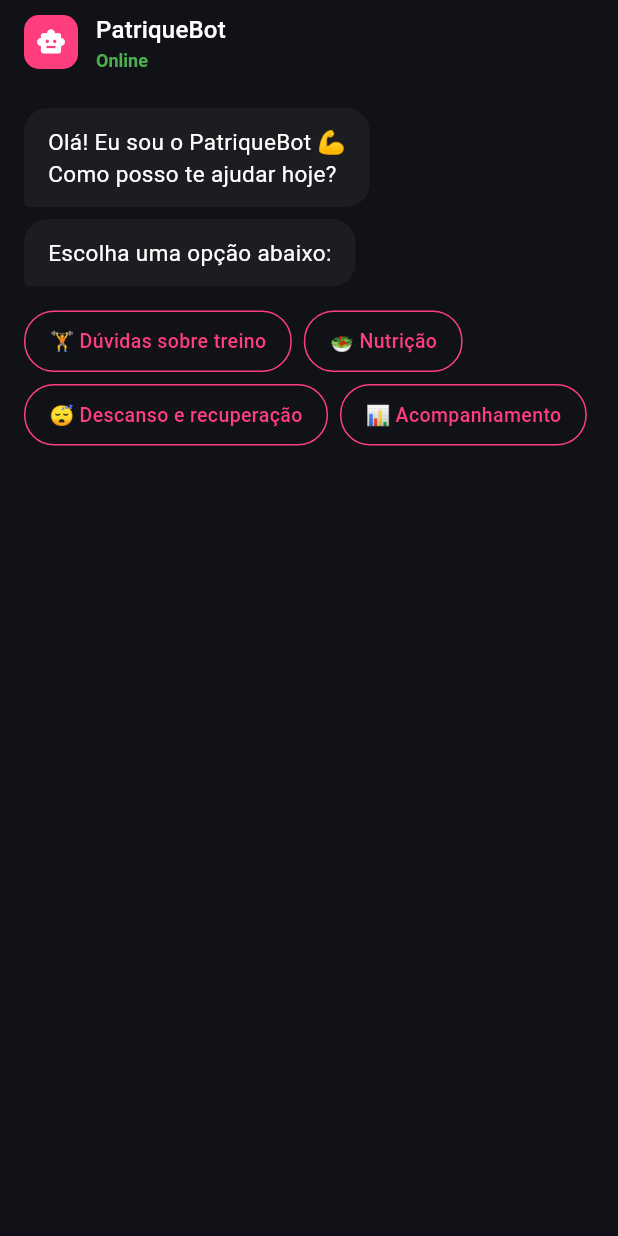
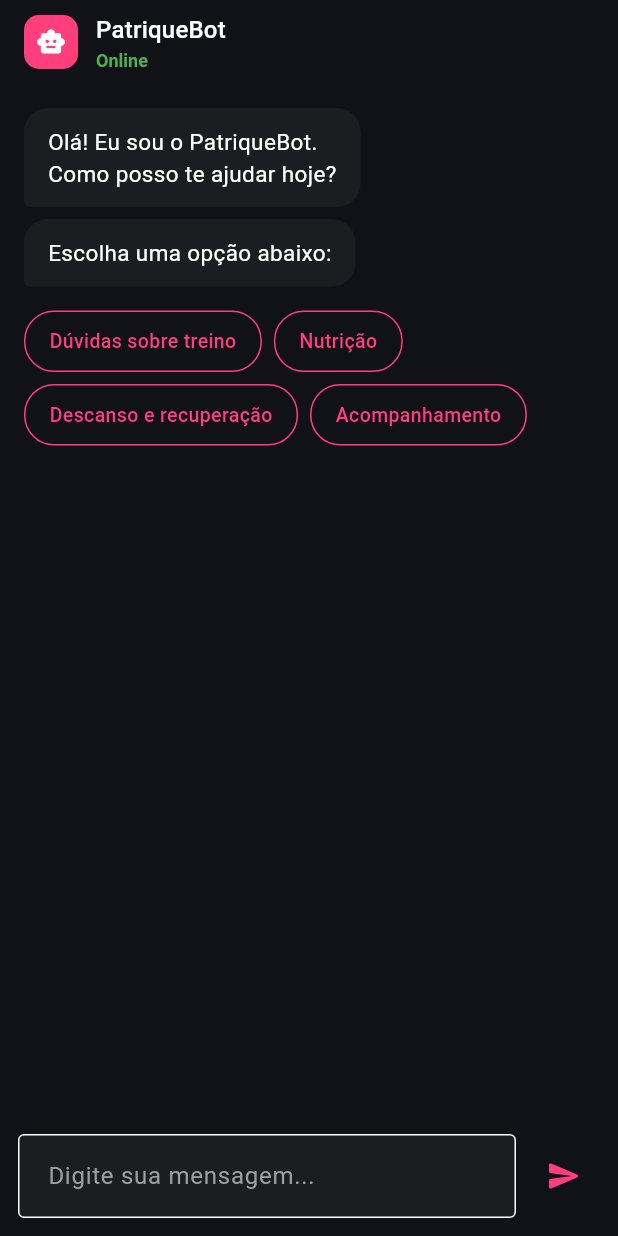
Before and after one commit to victorhasse/patrique_app, a Flutter app: the ChatbotScreen screen opened directly, on a phone screen of 412 x 824 dp. Run offline on Flutter 3.47's test engine with Material 3 defaults, Android fonts, the phone set to English and light mode, and no system bars; our stand-ins replace file_picker, flutter_local_notifications, shared_preferences, shimmer, youtube_player_flutter; accounts and stored records are empty; network calls fail.

Commit message:
fixx: chatbot

```diff
--- a/lib/features/chatbot/chatbot_screen.dart
+++ b/lib/features/chatbot/chatbot_screen.dart
@@ -1,6 +1,9 @@
 import 'package:flutter/material.dart';
+import 'package:shared_preferences/shared_preferences.dart';
+
 import '../../core/theme/app_theme.dart';
 import '../../core/theme_utils.dart';
+import 'chatbot_service.dart';
 
 class ChatbotScreen extends StatefulWidget {
   const ChatbotScreen({super.key});
@@ -12,109 +15,130 @@ class ChatbotScreen extends StatefulWidget {
 class _ChatbotScreenState extends State<ChatbotScreen> {
   final _mensagemController = TextEditingController();
   final _scrollController = ScrollController();
+  final ChatbotService _service = ChatbotService.instance;
+  bool _loading = false;
+  String? _userEmail;
 
   final List<Map<String, dynamic>> _mensagens = [
     {
-      'texto': 'Olá! Eu sou o PatriqueBot 💪\nComo posso te ajudar hoje?',
+      'texto': 'Olá! Eu sou o PatriqueBot.\nComo posso te ajudar hoje?',
       'isBot': true,
     },
   ];
 
-  // Árvore de decisões
-  final Map<String, dynamic> _arvore = {
+  final Map<String, dynamic> _fallbackTree = {
     'inicio': {
       'mensagem': 'Escolha uma opção abaixo:',
-      'opcoes': ['🏋️ Dúvidas sobre treino', '🥗 Nutrição', '😴 Descanso e recuperação', '📊 Acompanhamento'],
-    },
-    '🏋️ Dúvidas sobre treino': {
-      'mensagem': 'Qual sua dúvida sobre treino?',
-      'opcoes': ['Como montar uma série?', 'Quantas vezes treinar por semana?', 'Como evoluir no treino?'],
-    },
-    '🥗 Nutrição': {
-      'mensagem': 'O que você quer saber sobre nutrição?',
-      'opcoes': ['O que comer antes do treino?', 'O que comer depois do treino?', 'Quanto de proteína por dia?'],
-    },
-    '😴 Descanso e recuperação': {
-      'mensagem': 'O que você quer saber sobre recuperação?',
-      'opcoes': ['Quantas horas dormir?', 'O que é overtraining?', 'Quando posso treinar com dor muscular?'],
-    },
-    '📊 Acompanhamento': {
-      'mensagem': 'O que deseja acompanhar?',
-      'opcoes': ['Ver meu progresso', 'Meus treinos da semana', 'Meu streak atual'],
-    },
-    'Como montar uma série?': {
-      'mensagem': 'Para iniciantes, recomendo:\n\n• 3 séries de 12 repetições\n• Descanso de 60 segundos\n• Foco na técnica antes do peso\n\nQuer saber mais alguma coisa?',
-      'opcoes': ['Voltar ao início', 'Quantas vezes treinar por semana?'],
-    },
-    'Quantas vezes treinar por semana?': {
-      'mensagem': 'Depende do seu nível:\n\n• Iniciante: 3x por semana\n• Intermediário: 4x por semana\n• Avançado: 5-6x por semana\n\nSempre respeitando o descanso!',
-      'opcoes': ['Voltar ao início', 'Como evoluir no treino?'],
-    },
-    'Como evoluir no treino?': {
-      'mensagem': 'A chave é a sobrecarga progressiva:\n\n• Aumente o peso gradualmente\n• Adicione mais repetições\n• Reduza o tempo de descanso\n• Varie os exercícios a cada 4-6 semanas',
-      'opcoes': ['Voltar ao início', 'Quantas vezes treinar por semana?'],
-    },
-    'O que comer antes do treino?': {
-      'mensagem': 'Ideal comer 1-2h antes:\n\n• Carboidratos de fácil digestão\n• Banana com pasta de amendoim\n• Pão integral com ovo\n• Aveia com frutas\n\nEvite gorduras e fibras em excesso!',
-      'opcoes': ['Voltar ao início', 'O que comer depois do treino?'],
-    },
-    'O que comer depois do treino?': {
-      'mensagem': 'Até 1h após o treino:\n\n• Proteína para recuperação muscular\n• Frango com arroz e legumes\n• Atum com batata doce\n• Whey protein com fruta\n\nEsse é o momento mais importante!',
-      'opcoes': ['Voltar ao início', 'Quanto de proteína por dia?'],
-    },
-    'Quanto de proteína por dia?': {
-      'mensagem': 'A recomendação geral é:\n\n• 1.6g a 2.2g por kg de peso corporal\n• Exemplo: 70kg = 112g a 154g/dia\n• Distribua em 4-5 refeições\n\nConsulte um nutricionista para orientação personalizada!',
-      'opcoes': ['Voltar ao início', 'O que comer antes do treino?'],
-    },
-    'Quantas horas dormir?': {
-      'mensagem': 'O sono é fundamental para os resultados:\n\n• Mínimo de 7-8 horas por noite\n• É durante o sono que o músculo cresce\n• Evite telas 1h antes de dormir\n• Mantenha horários regulares',
-      'opcoes': ['Voltar ao início', 'O que é overtraining?'],
-    },
-    'O que é overtraining?': {
-      'mensagem': 'Overtraining é o excesso de treino:\n\n• Queda no desempenho\n• Cansaço excessivo\n• Irritabilidade\n• Dificuldade para dormir\n\nSe identificar esses sinais, descanse por 1 semana!',
-      'opcoes': ['Voltar ao início', 'Quando posso treinar com dor muscular?'],
-    },
-    'Quando posso treinar com dor muscular?': {
-      'mensagem': 'Depende do tipo de dor:\n\n• Dor muscular tardia (DOMS): pode treinar outro grupo muscular\n• Dor articular ou aguda: PARE e descanse\n• Dor leve: ok treinar com intensidade reduzida\n\nSempre ouça seu corpo!',
-      'opcoes': ['Voltar ao início', 'O que é overtraining?'],
-    },
-    'Ver meu progresso': {
-      'mensagem': 'Você está indo muito bem! 🎉\n\n• Streak atual: 7 dias 🔥\n• Treinos esse mês: 18\n• Grupo favorito: Peito e Tríceps\n\nContinue assim!',
-      'opcoes': ['Voltar ao início', 'Meus treinos da semana'],
-    },
-    'Meus treinos da semana': {
-      'mensagem': 'Sua semana até agora:\n\n✅ Segunda — Peito e Tríceps\n✅ Terça — Costas e Bíceps\n✅ Quarta — Pernas\n✅ Quinta — Ombros\n✅ Sexta — Cardio\n⬜ Sábado\n⬜ Domingo',
-      'opcoes': ['Voltar ao início', 'Meu streak atual'],
-    },
-    'Meu streak atual': {
-      'mensagem': '🔥 Seu streak atual é de 7 dias!\n\nVocê está entre os 10% mais consistentes da plataforma. Continue treinando amanhã para manter!',
-      'opcoes': ['Voltar ao início', 'Ver meu progresso'],
+      'opcoes': [
+        'Dúvidas sobre treino',
+        'Nutrição',
+        'Descanso e recuperação',
+        'Acompanhamento',
+      ],
     },
     'Voltar ao início': {
       'mensagem': 'Claro! Como posso te ajudar?',
-      'opcoes': ['🏋️ Dúvidas sobre treino', '🥗 Nutrição', '😴 Descanso e recuperação', '📊 Acompanhamento'],
+      'opcoes': [
+        'Dúvidas sobre treino',
+        'Nutrição',
+        'Descanso e recuperação',
+        'Acompanhamento',
+      ],
     },
   };
 
-  void _responderOpcao(String opcao) {
+  @override
+  void initState() {
+    super.initState();
+    _loadUserAndStart();
+  }
+
+  Future<void> _loadUserAndStart() async {
+    final prefs = await SharedPreferences.getInstance();
+    _userEmail = prefs.getString('user_email');
+    await _responderOpcao('inicio', exibirMensagemUsuario: false);
+  }
+
+  Future<void> _responderOpcao(
+    String opcao, {
+    bool exibirMensagemUsuario = true,
+  }) async {
+    if (_loading) return;
+
+    if (exibirMensagemUsuario) {
       setState(() {
-      // Mensagem do usuário
         _mensagens.add({'texto': opcao, 'isBot': false});
       });
+    }
 
-    Future.delayed(const Duration(milliseconds: 600), () {
-      final resposta = _arvore[opcao];
-      if (resposta != null) {
+    setState(() {
+      _loading = true;
+    });
+
+    final reply = await _service.reply(option: opcao, email: _userEmail);
+    if (!mounted) return;
+
+    if (reply != null) {
       setState(() {
         _mensagens.add({
-            'texto': resposta['mensagem'],
+          'texto': reply.mensagem,
           'isBot': true,
-            'opcoes': resposta['opcoes'],
+          'opcoes': reply.opcoes,
         });
+        _loading = false;
       });
+      _rolarParaBaixo();
+      return;
     }
+
+    final fallback = _fallbackTree[opcao] ?? _fallbackTree['inicio'];
+    setState(() {
+      _mensagens.add({
+        'texto': fallback['mensagem'],
+        'isBot': true,
+        'opcoes': fallback['opcoes'],
+      });
+      _loading = false;
+    });
     _rolarParaBaixo();
+  }
+
+  Future<void> _enviarTextoLivre() async {
+    final texto = _mensagemController.text.trim();
+    if (texto.isEmpty || _loading) return;
+    _mensagemController.clear();
+
+    setState(() {
+      _mensagens.add({'texto': texto, 'isBot': false});
+      _loading = true;
     });
+
+    final reply = await _service.reply(option: texto, email: _userEmail);
+    if (!mounted) return;
+
+    if (reply != null) {
+      setState(() {
+        _mensagens.add({
+          'texto': reply.mensagem,
+          'isBot': true,
+          'opcoes': reply.opcoes,
+        });
+        _loading = false;
+      });
+      _rolarParaBaixo();
+      return;
+    }
+
+    setState(() {
+      _mensagens.add({
+        'texto':
+            'Não entendi essa opção ainda. Use os botões abaixo para eu te ajudar melhor.',
+        'isBot': true,
+        'opcoes': _fallbackTree['inicio']['opcoes'],
+      });
+      _loading = false;
+    });
+    _rolarParaBaixo();
   }
 
   void _rolarParaBaixo() {
@@ -126,21 +150,6 @@ class _ChatbotScreenState extends State<ChatbotScreen> {
           curve: Curves.easeOut,
         );
       }
-    });
-  }
-
-  @override
-  void initState() {
-    super.initState();
-    // Adiciona opções iniciais
-    Future.delayed(const Duration(milliseconds: 400), () {
-      setState(() {
-        _mensagens.add({
-          'texto': 'Escolha uma opção abaixo:',
-          'isBot': true,
-          'opcoes': _arvore['inicio']!['opcoes'],
-        });
-      });
     });
   }
 
@@ -167,17 +176,24 @@ class _ChatbotScreenState extends State<ChatbotScreen> {
                 color: AppTheme.primary,
                 borderRadius: BorderRadius.circular(10),
               ),
-              child: const Icon(Icons.smart_toy_rounded,
-                  color: Colors.white, size: 20),
+              child: const Icon(
+                Icons.smart_toy_rounded,
+                color: Colors.white,
+                size: 20,
+              ),
             ),
             const SizedBox(width: 12),
             Column(
               crossAxisAlignment: CrossAxisAlignment.start,
               children: [
-                Text('PatriqueBot',
-                    style: Theme.of(context).textTheme.titleMedium),
-                const Text('Online',
-                    style: TextStyle(color: Colors.green, fontSize: 12)),
+                Text(
+                  'PatriqueBot',
+                  style: Theme.of(context).textTheme.titleMedium,
+                ),
+                const Text(
+                  'Online',
+                  style: TextStyle(color: Colors.green, fontSize: 12),
+                ),
               ],
             ),
           ],
@@ -185,7 +201,6 @@ class _ChatbotScreenState extends State<ChatbotScreen> {
       ),
       body: Column(
         children: [
-          // Lista de mensagens
           Expanded(
             child: ListView.builder(
               controller: _scrollController,
@@ -197,15 +212,15 @@ class _ChatbotScreenState extends State<ChatbotScreen> {
                 final opcoes = msg['opcoes'] as List<dynamic>?;
 
                 return Column(
-                  crossAxisAlignment: isBot
-                      ? CrossAxisAlignment.start
-                      : CrossAxisAlignment.end,
+                  crossAxisAlignment:
+                      isBot ? CrossAxisAlignment.start : CrossAxisAlignment.end,
                   children: [
-                    // Bolha de mensagem
                     Container(
                       margin: const EdgeInsets.only(bottom: 8),
                       padding: const EdgeInsets.symmetric(
-                          horizontal: 16, vertical: 12),
+                        horizontal: 16,
+                        vertical: 12,
+                      ),
                       constraints: BoxConstraints(
                         maxWidth: MediaQuery.of(context).size.width * 0.75,
                       ),
@@ -221,23 +236,27 @@ class _ChatbotScreenState extends State<ChatbotScreen> {
                       child: Text(
                         msg['texto'],
                         style: TextStyle(
-                            color: context.textColor, fontSize: 15, height: 1.4),
+                          color: context.textColor,
+                          fontSize: 15,
+                          height: 1.4,
                         ),
                       ),
-
-                    // Opções de resposta rápida
-                    if (opcoes != null &&
-                        index == _mensagens.length - 1) ...[
+                    ),
+                    if (opcoes != null && index == _mensagens.length - 1) ...[
                       const SizedBox(height: 8),
                       Wrap(
                         spacing: 8,
                         runSpacing: 8,
                         children: opcoes.map((opcao) {
                           return GestureDetector(
-                            onTap: () => _responderOpcao(opcao.toString()),
+                            onTap: _loading
+                                ? null
+                                : () => _responderOpcao(opcao.toString()),
                             child: Container(
                               padding: const EdgeInsets.symmetric(
-                                  horizontal: 16, vertical: 10),
+                                horizontal: 16,
+                                vertical: 10,
+                              ),
                               decoration: BoxDecoration(
                                 border: Border.all(color: AppTheme.primary),
                                 borderRadius: BorderRadius.circular(20),
@@ -261,6 +280,40 @@ class _ChatbotScreenState extends State<ChatbotScreen> {
               },
             ),
           ),
+          SafeArea(
+            top: false,
+            child: Padding(
+              padding: const EdgeInsets.fromLTRB(12, 8, 12, 12),
+              child: Row(
+                children: [
+                  Expanded(
+                    child: TextField(
+                      controller: _mensagemController,
+                      textInputAction: TextInputAction.send,
+                      onSubmitted: (_) => _enviarTextoLivre(),
+                      decoration: const InputDecoration(
+                        hintText: 'Digite sua mensagem...',
+                        border: OutlineInputBorder(),
+                        isDense: true,
+                      ),
+                    ),
+                  ),
+                  const SizedBox(width: 8),
+                  IconButton(
+                    onPressed: _loading ? null : _enviarTextoLivre,
+                    icon: _loading
+                        ? const SizedBox(
+                            width: 18,
+                            height: 18,
+                            child: CircularProgressIndicator(strokeWidth: 2),
+                          )
+                        : const Icon(Icons.send_rounded),
+                    color: AppTheme.primary,
+                  ),
+                ],
+              ),
+            ),
+          ),
         ],
       ),
     );
--- /dev/null
+++ b/lib/features/chatbot/chatbot_service.dart
@@ -0,0 +1,96 @@
+import 'dart:async';
+import 'dart:convert';
+import 'dart:io';
+
+import 'package:flutter/foundation.dart';
+
+class ChatbotService {
+  ChatbotService._();
+
+  static final ChatbotService instance = ChatbotService._();
+  static const Duration _timeout = Duration(seconds: 10);
+
+  Future<ChatbotReply?> reply({
+    required String option,
+    String? email,
+  }) async {
+    final client = HttpClient();
+    try {
+      final uri = Uri.parse('${_baseUrl()}/chatbot/reply');
+      final request = await client.postUrl(uri).timeout(_timeout);
+      request.headers.set(HttpHeaders.contentTypeHeader, 'application/json');
+      request.add(
+        utf8.encode(
+          jsonEncode(<String, dynamic>{
+            'option': option,
+            if (email != null && email.trim().isNotEmpty) 'email': email.trim(),
+          }),
+        ),
+      );
+
+      final response = await request.close().timeout(_timeout);
+      final responseText = await response.transform(utf8.decoder).join();
+      final dynamic decoded = responseText.isEmpty
+          ? <String, dynamic>{}
+          : jsonDecode(responseText);
+      if (response.statusCode < 200 || response.statusCode >= 300) {
+        return null;
+      }
+
+      if (decoded is! Map<String, dynamic>) {
+        return null;
+      }
+
+      final mensagem = decoded['mensagem'];
+      final opcoesRaw = decoded['opcoes'];
+      final opcoes = opcoesRaw is List
+          ? opcoesRaw.map((item) => item.toString()).toList()
+          : <String>[];
+
+      if (mensagem is! String || mensagem.trim().isEmpty) {
+        return null;
+      }
+
+      return ChatbotReply(
+        mensagem: mensagem,
+        opcoes: opcoes,
+      );
+    } on TimeoutException {
+      return null;
+    } on SocketException {
+      return null;
+    } catch (_) {
+      return null;
+    } finally {
+      client.close(force: true);
+    }
+  }
+
+  String _baseUrl() {
+    const envBaseUrl = String.fromEnvironment('API_BASE_URL');
+    if (envBaseUrl.isNotEmpty) {
+      return envBaseUrl;
+    }
+
+    if (kIsWeb) {
+      return 'http://localhost:3000';
+    }
+
+    switch (defaultTargetPlatform) {
+      case TargetPlatform.android:
+        return 'http://10.0.2.2:3000';
+      default:
+        return 'http://localhost:3000';
+    }
+  }
+}
+
+class ChatbotReply {
+  const ChatbotReply({
+    required this.mensagem,
+    required this.opcoes,
+  });
+
+  final String mensagem;
+  final List<String> opcoes;
+}
```
Lines whose indentation alone changed are shown as unchanged.
